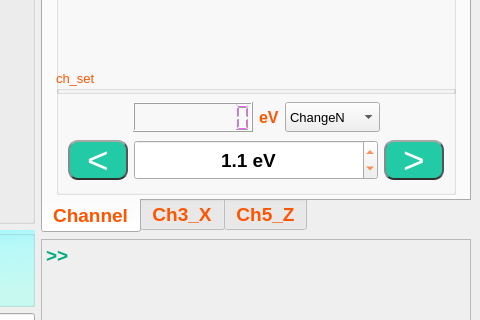
First picture: the form in UI/UI_BPM_plot.ui, repository zlmturnout/Tender16B_PA_Reader, before the edit; both pictures show x 973 to 1453 and y 436 to 756 of the 1453 by 838 pixel window.
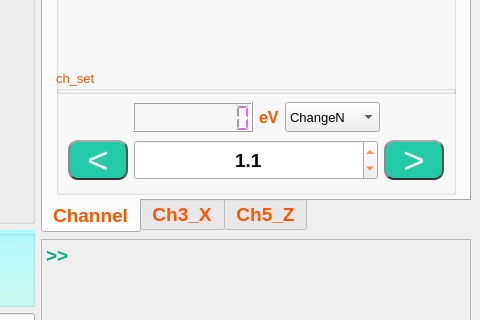
Second picture: the form after the edit. Icons and pictures are not drawn.

```diff
--- a/UI/UI_BPM_plot.ui
+++ b/UI/UI_BPM_plot.ui
@@ -3672,7 +3672,7 @@
                     <string/>
                    </property>
                    <property name="suffix">
-                    <string> eV</string>
+                    <string/>
                    </property>
                    <property name="decimals">
                     <number>1</number>
```
